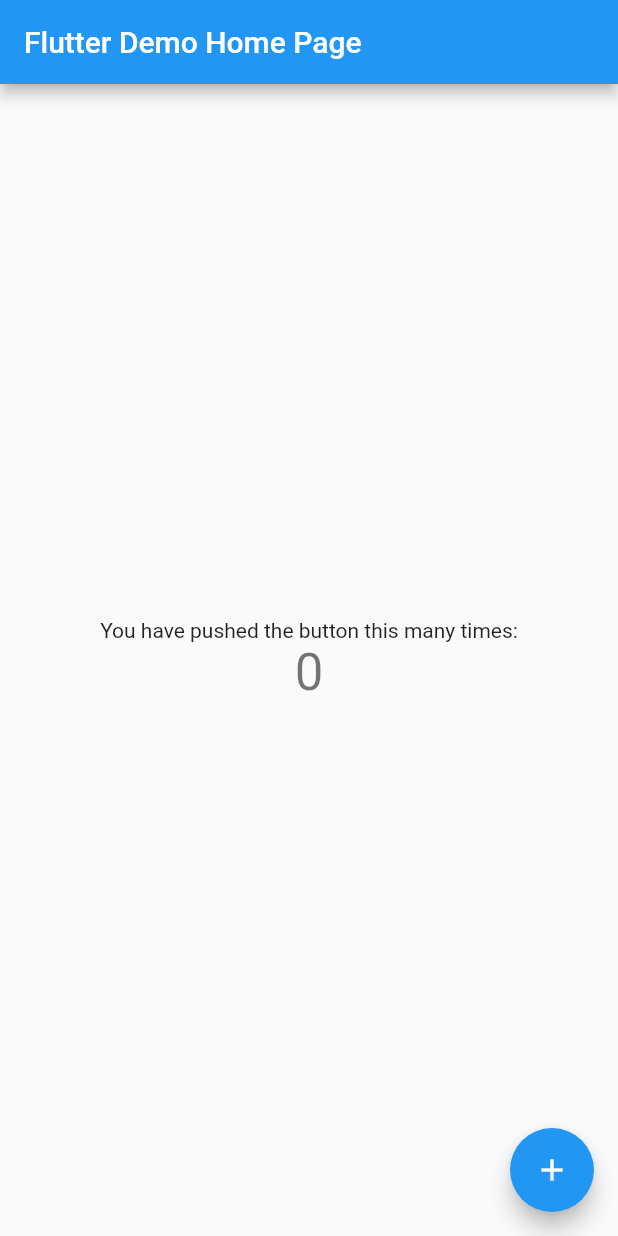
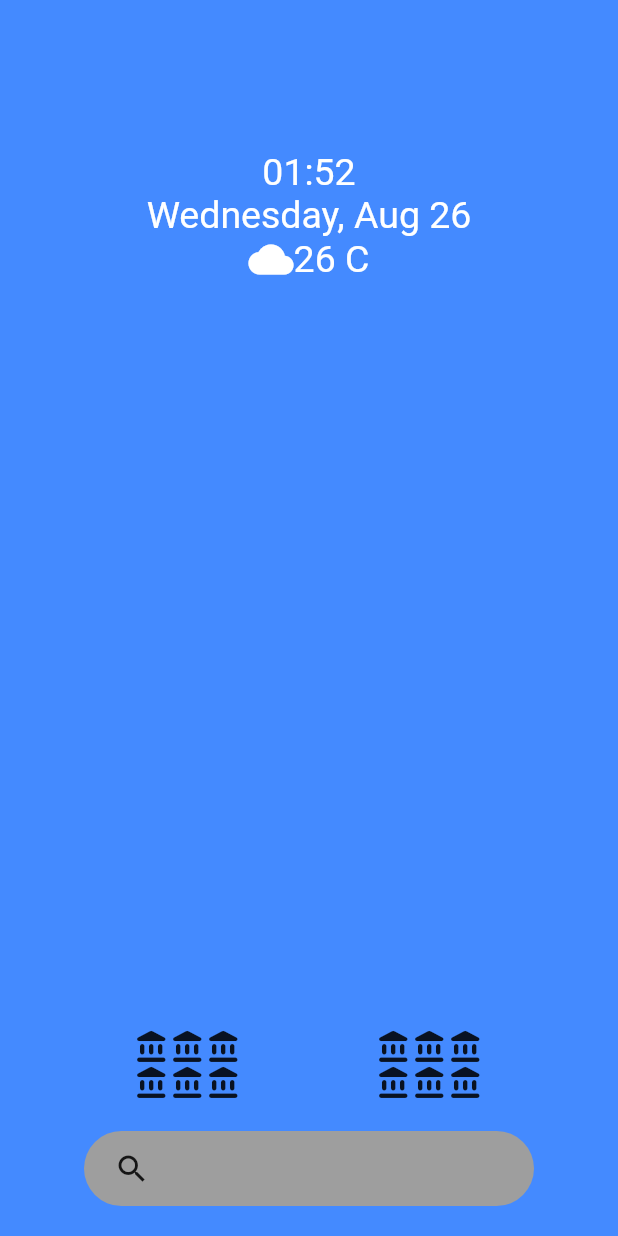
Before and after one commit to lecocchi/flutter_ui, a Flutter app: the screen it shows after launch, on a phone screen of 412 x 824 dp. Run offline on Flutter 3.47's test engine with Material 2 defaults, Android fonts, the phone set to English and light mode, and no system bars.

Commit message:
Create Home page

```diff
--- a/lib/main.dart
+++ b/lib/main.dart
@@ -1,113 +1,151 @@
 import 'package:flutter/material.dart';
 
-void main() {
-  runApp(MyApp());
-}
+void main() => runApp(MyApp());
 
 class MyApp extends StatelessWidget {
-  // This widget is the root of your application.
   @override
   Widget build(BuildContext context) {
     return MaterialApp(
-      title: 'Flutter Demo',
-      theme: ThemeData(
-        // This is the theme of your application.
-        //
-        // Try running your application with "flutter run". You'll see the
-        // application has a blue toolbar. Then, without quitting the app, try
-        // changing the primarySwatch below to Colors.green and then invoke
-        // "hot reload" (press "r" in the console where you ran "flutter run",
-        // or simply save your changes to "hot reload" in a Flutter IDE).
-        // Notice that the counter didn't reset back to zero; the application
-        // is not restarted.
-        primarySwatch: Colors.blue,
-      ),
-      home: MyHomePage(title: 'Flutter Demo Home Page'),
+      title: 'Material App',
+      debugShowCheckedModeBanner: false,
+      home: Home(),
     );
   }
 }
 
-class MyHomePage extends StatefulWidget {
-  MyHomePage({Key key, this.title}) : super(key: key);
-
-  // This widget is the home page of your application. It is stateful, meaning
-  // that it has a State object (defined below) that contains fields that affect
-  // how it looks.
-
-  // This class is the configuration for the state. It holds the values (in this
-  // case the title) provided by the parent (in this case the App widget) and
-  // used by the build method of the State. Fields in a Widget subclass are
-  // always marked "final".
-
-  final String title;
-
-  @override
-  _MyHomePageState createState() => _MyHomePageState();
-}
-
-class _MyHomePageState extends State<MyHomePage> {
-  int _counter = 0;
-
-  void _incrementCounter() {
-    setState(() {
-      // This call to setState tells the Flutter framework that something has
-      // changed in this State, which causes it to rerun the build method below
-      // so that the display can reflect the updated values. If we changed
-      // _counter without calling setState(), then the build method would not be
-      // called again, and so nothing would appear to happen.
-      _counter++;
-    });
-  }
-
+class Home extends StatelessWidget {
   @override
   Widget build(BuildContext context) {
-    // This method is rerun every time setState is called, for instance as done
-    // by the _incrementCounter method above.
-    //
-    // The Flutter framework has been optimized to make rerunning build methods
-    // fast, so that you can just rebuild anything that needs updating rather
-    // than having to individually change instances of widgets.
     return Scaffold(
-      appBar: AppBar(
-        // Here we take the value from the MyHomePage object that was created by
-        // the App.build method, and use it to set our appbar title.
-        title: Text(widget.title),
-      ),
-      body: Center(
-        // Center is a layout widget. It takes a single child and positions it
-        // in the middle of the parent.
-        child: Column(
-          // Column is also a layout widget. It takes a list of children and
-          // arranges them vertically. By default, it sizes itself to fit its
-          // children horizontally, and tries to be as tall as its parent.
-          //
-          // Invoke "debug painting" (press "p" in the console, choose the
-          // "Toggle Debug Paint" action from the Flutter Inspector in Android
-          // Studio, or the "Toggle Debug Paint" command in Visual Studio Code)
-          // to see the wireframe for each widget.
-          //
-          // Column has various properties to control how it sizes itself and
-          // how it positions its children. Here we use mainAxisAlignment to
-          // center the children vertically; the main axis here is the vertical
-          // axis because Columns are vertical (the cross axis would be
-          // horizontal).
-          mainAxisAlignment: MainAxisAlignment.center,
+      body: Container(
+        width: double.infinity,
+        height: double.infinity,
+        child: Stack(
           children: <Widget>[
-            Text(
-              'You have pushed the button this many times:',
+            Container(
+              width: double.infinity,
+              height: double.infinity,
+              color: Colors.blueAccent,
             ),
-            Text(
-              '$_counter',
-              style: Theme.of(context).textTheme.headline4,
+            Column(
+              children: [
+                Weather(),
+                Spacer(),
+                Buttons(),
+                Search(),
+              ],
             ),
           ],
         ),
       ),
-      floatingActionButton: FloatingActionButton(
-        onPressed: _incrementCounter,
-        tooltip: 'Increment',
-        child: Icon(Icons.add),
-      ), // This trailing comma makes auto-formatting nicer for build methods.
     );
   }
 }
+
+class Weather extends StatelessWidget {
+  @override
+  Widget build(BuildContext context) {
+    final style = TextStyle(color: Colors.white, fontSize: 25);
+
+    return Container(
+      margin: EdgeInsets.only(top: 100),
+      child: Column(
+        children: <Widget>[
+          Text(
+            '01:52',
+            style: style,
+          ),
+          Text(
+            'Wednesday, Aug 26',
+            style: style,
+          ),
+          Row(
+            mainAxisAlignment: MainAxisAlignment.center,
+            children: <Widget>[
+              Icon(
+                Icons.cloud,
+                size: 30,
+                color: Colors.white,
+              ),
+              Text(
+                '26 C',
+                style: style,
+              )
+            ],
+          )
+        ],
+      ),
+    );
+  }
+}
+
+class Buttons extends StatelessWidget {
+  @override
+  Widget build(BuildContext context) {
+    return Container(
+      margin: EdgeInsets.only(bottom: 20),
+      child: Row(
+        mainAxisAlignment: MainAxisAlignment.spaceEvenly,
+        children: <Widget>[
+          Column(
+            children: <Widget>[
+              Row(
+                children: <Widget>[
+                  Icon(Icons.account_balance_rounded),
+                  Icon(Icons.account_balance_rounded),
+                  Icon(Icons.account_balance_rounded),
+                ],
+              ),
+              Row(
+                children: <Widget>[
+                  Icon(Icons.account_balance_rounded),
+                  Icon(Icons.account_balance_rounded),
+                  Icon(Icons.account_balance_rounded),
+                ],
+              ),
+            ],
+          ),
+          Column(
+            children: <Widget>[
+              Row(
+                children: <Widget>[
+                  Icon(Icons.account_balance_rounded),
+                  Icon(Icons.account_balance_rounded),
+                  Icon(Icons.account_balance_rounded),
+                ],
+              ),
+              Row(
+                children: <Widget>[
+                  Icon(Icons.account_balance_rounded),
+                  Icon(Icons.account_balance_rounded),
+                  Icon(Icons.account_balance_rounded),
+                ],
+              ),
+            ],
+          ),
+        ],
+      ),
+    );
+  }
+}
+
+class Search extends StatelessWidget {
+  @override
+  Widget build(BuildContext context) {
+    return Container(
+      width: 300,
+      height: 50,
+      margin: EdgeInsets.only(bottom: 20),
+      padding: EdgeInsets.only(left: 20),
+      decoration: BoxDecoration(
+        color: Colors.grey,
+        borderRadius: BorderRadius.circular(50),
+      ),
+      child: Align(
+          alignment: Alignment.centerLeft,
+          child: Icon(
+            Icons.search,
+          )),
+    );
+  }
+}
```
Also changed, not shown: pubspec.lock, 6 other files.
